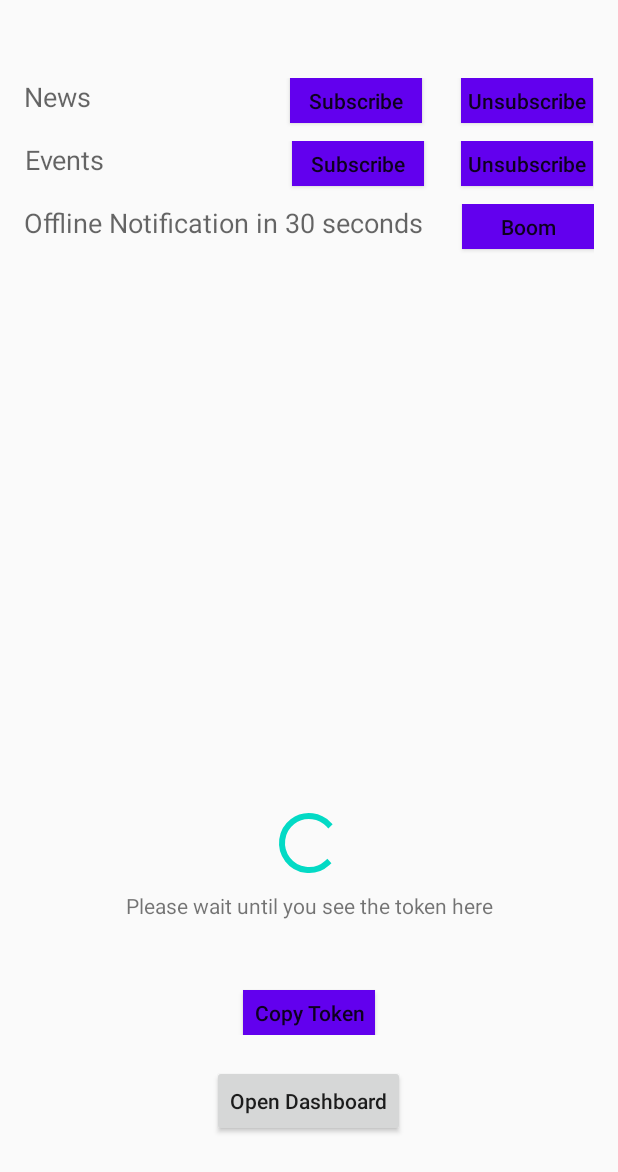
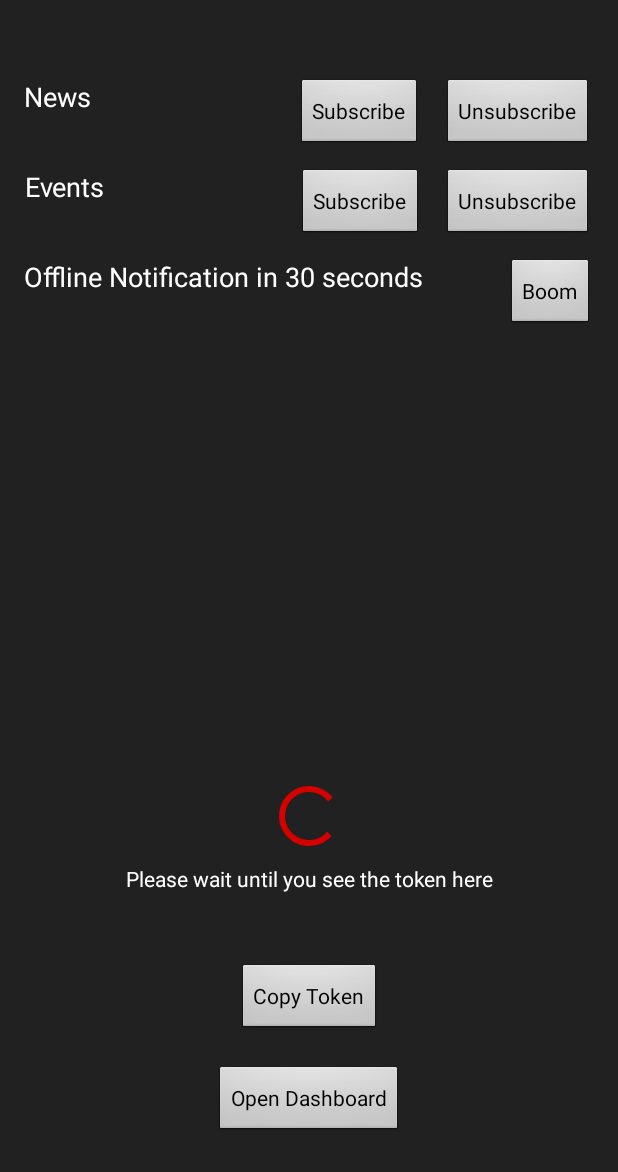
Before and after one commit to mateuszdabski/MalyTom, an Android app: the layout activity_profile.xml on its own in the app's theme, with its tools: preview values and no code run, on a phone screen of 412 x 824 dp. Shown: the top 1172 px of the screen. Run offline under Robolectric (Android 15) with nearby library versions, the phone set to English and light mode, and no system bars.

Commit message:
[improved] app style

```diff
--- a/app/src/main/res/layout/activity_main.xml
+++ b/app/src/main/res/layout/activity_main.xml
@@ -4,7 +4,6 @@
     xmlns:tools="http://schemas.android.com/tools"
     android:layout_width="match_parent"
     android:layout_height="match_parent"
-    android:background="#000000"
     tools:context=".MainActivity">
 
     <LinearLayout
@@ -19,9 +18,7 @@
             android:layout_width="match_parent"
             android:layout_height="wrap_content"
             android:hint="email"
-            android:inputType="textEmailAddress"
-            android:textColor="#FFFFFF"
-            android:textColorHint="#9F9191" />
+            android:inputType="textEmailAddress" />
 
 
         <EditText
@@ -29,26 +26,22 @@
             android:layout_width="match_parent"
             android:layout_height="wrap_content"
             android:hint="password"
-            android:inputType="textPassword"
-            android:textColor="#FFFFFF"
-            android:textColorHint="#9F9191" />
+            android:inputType="textPassword" />
 
         <Button
             android:id="@+id/buttonSignUp"
+            style="@style/MyButton"
             android:layout_width="match_parent"
             android:layout_height="wrap_content"
-            android:backgroundTint="#FFFFFF"
             android:text="Sign Up"
             android:textAllCaps="false" />
 
         <ProgressBar
 
             android:id="@+id/progressbar"
-            style="@style/Widget.AppCompat.ProgressBar"
             android:layout_width="wrap_content"
             android:layout_height="wrap_content"
-            android:layout_gravity="center_horizontal"
-            android:indeterminate="false" />
+            android:layout_gravity="center_horizontal" />
 
     </LinearLayout>
 
--- a/app/src/main/res/layout/activity_profile.xml
+++ b/app/src/main/res/layout/activity_profile.xml
@@ -41,25 +41,23 @@
             <Button
                 android:id="@+id/buttonNewsSubscribe"
                 android:layout_width="wrap_content"
-                android:layout_height="30dp"
+                android:layout_height="wrap_content"
                 android:layout_gravity="center_horizontal"
                 android:layout_marginTop="12dp"
-                android:background="@color/colorPrimary"
                 android:text="Subscribe"
                 android:textAllCaps="false" />
 
             <View
                 android:layout_width="0dp"
                 android:layout_height="0dp"
-                android:layout_weight="0.2" />
+                android:layout_weight="0.1" />
 
             <Button
                 android:id="@+id/buttonNewsUnsubscribe"
                 android:layout_width="wrap_content"
-                android:layout_height="30dp"
+                android:layout_height="wrap_content"
                 android:layout_gravity="right|center_horizontal"
                 android:layout_marginTop="12dp"
-                android:background="@color/colorPrimary"
                 android:text="Unsubscribe"
                 android:textAllCaps="false" />
         </LinearLayout>
@@ -89,25 +87,23 @@
             <Button
                 android:id="@+id/buttonEventsSubscribe"
                 android:layout_width="wrap_content"
-                android:layout_height="30dp"
+                android:layout_height="wrap_content"
                 android:layout_gravity="center_horizontal"
                 android:layout_marginTop="12dp"
-                android:background="@color/colorPrimary"
                 android:text="Subscribe"
                 android:textAllCaps="false" />
 
             <View
                 android:layout_width="0dp"
                 android:layout_height="0dp"
-                android:layout_weight="0.2" />
+                android:layout_weight="0.1" />
 
             <Button
                 android:id="@+id/buttonEventsUnsubscribe"
                 android:layout_width="wrap_content"
-                android:layout_height="30dp"
+                android:layout_height="wrap_content"
                 android:layout_gravity="center_horizontal"
                 android:layout_marginTop="12dp"
-                android:background="@color/colorPrimary"
                 android:text="Unsubscribe"
                 android:textAllCaps="false" />
         </LinearLayout>
@@ -136,10 +132,9 @@
             <Button
                 android:id="@+id/buttonOfflineNotification"
                 android:layout_width="wrap_content"
-                android:layout_height="30dp"
+                android:layout_height="wrap_content"
                 android:layout_gravity="center_horizontal"
                 android:layout_marginTop="12dp"
-                android:background="@color/colorPrimary"
                 android:text="Boom"
                 android:textAllCaps="false" />
         </LinearLayout>
@@ -179,10 +174,9 @@
         <Button
             android:id="@+id/buttonCopyToken"
             android:layout_width="wrap_content"
-            android:layout_height="30dp"
+            android:layout_height="wrap_content"
             android:layout_gravity="center_horizontal"
             android:layout_marginTop="12dp"
-            android:background="@color/colorPrimary"
             android:text="Copy Token"
             android:textAllCaps="false" />
 
--- a/app/src/main/res/values/colors.xml
+++ b/app/src/main/res/values/colors.xml
@@ -1,6 +1,7 @@
 <?xml version="1.0" encoding="utf-8"?>
 <resources>
-    <color name="colorPrimary">#6200EE</color>
-    <color name="colorPrimaryDark">#3700B3</color>
-    <color name="colorAccent">#03DAC5</color>
+    <color name="colorPrimary">#212121</color>
+    <color name="colorPrimaryMedium">#616161</color>
+    <color name="colorPrimaryLight">#FFFFFF</color>
+    <color name="colorAccent">#D50000</color>
 </resources>
--- a/app/src/main/res/values/styles.xml
+++ b/app/src/main/res/values/styles.xml
@@ -1,11 +1,24 @@
 <resources>
 
     <!-- Base application theme. -->
-    <style name="AppTheme" parent="Theme.AppCompat.Light.DarkActionBar">
+    <style name="AppTheme" parent="Theme.AppCompat.DayNight.NoActionBar">
         <!-- Customize your theme here. -->
         <item name="colorPrimary">@color/colorPrimary</item>
-        <item name="colorPrimaryDark">@color/colorPrimaryDark</item>
+        <item name="colorPrimaryDark">@color/colorPrimaryMedium</item>
         <item name="colorAccent">@color/colorAccent</item>
+        <item name="android:windowBackground">@color/colorPrimary</item>
+        <item name="android:textColor">@color/colorPrimaryLight</item>
+        <item name="android:textColorHint">@color/colorPrimaryMedium</item>
+        <item name="android:textColorPrimary">@color/colorPrimaryLight</item>
+        <item name="buttonStyle">@style/MyButton</item>
+    </style>
+    <style name="MyButton">
+        <item name="android:background">@android:drawable/btn_default</item>
+        <item name="android:focusable">true</item>
+        <item name="android:clickable">true</item>
+        <item name="android:textAppearance">?android:attr/textAppearanceSmallInverse</item>
+        <item name="android:textColor">@android:color/primary_text_light</item>
+        <item name="android:gravity">center_vertical|center_horizontal</item>
     </style>
 
 </resources>
```
